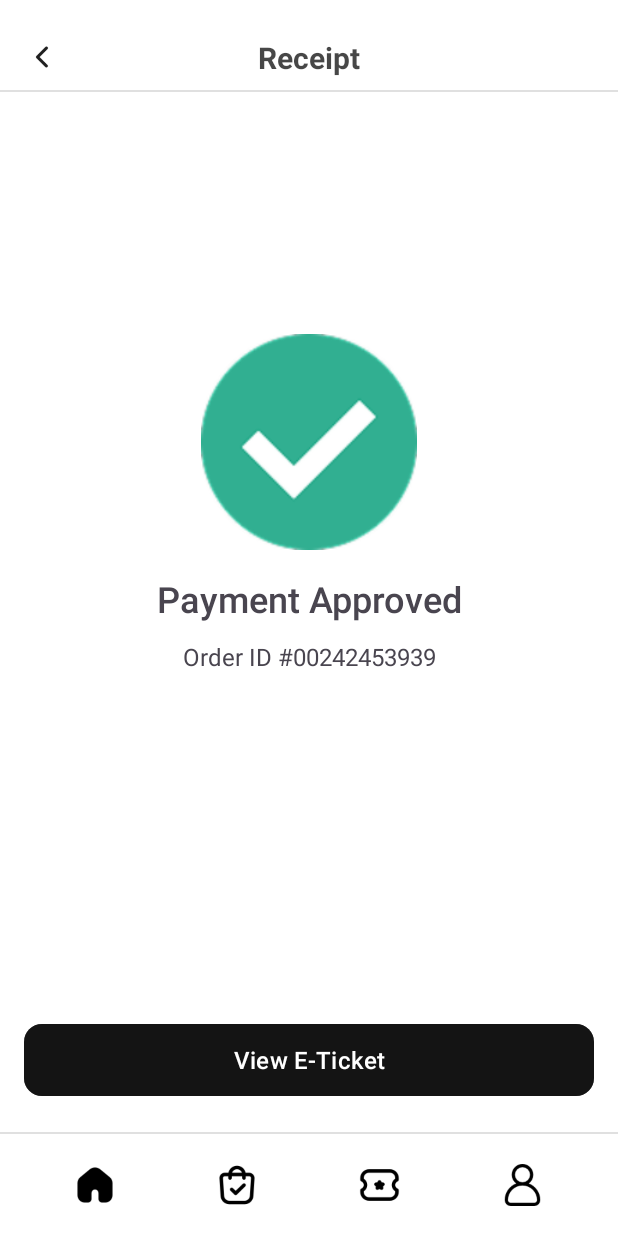
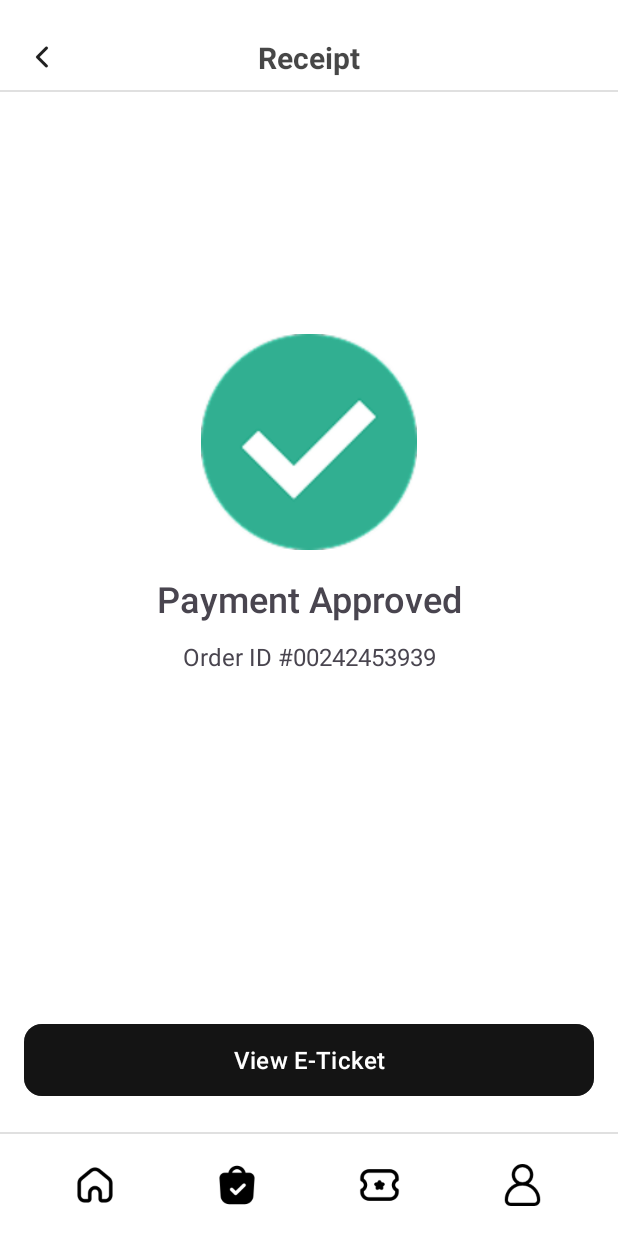
Before and after one commit to anupaprabhasara/railease-mad-project, an Android app: the PaymentApproved screen opened directly, with no data from a screen before it, on a phone screen of 412 x 824 dp. Run offline under Robolectric (Android 15) with nearby library versions, the phone set to English and light mode, and no system bars.

Commit message:
e ticket print

```diff
--- a/app/src/main/java/com/anupa/railease/PaymentApproved.kt
+++ b/app/src/main/java/com/anupa/railease/PaymentApproved.kt
@@ -1,6 +1,9 @@
 package com.anupa.railease
 
+import android.content.Intent
 import android.os.Bundle
+import android.widget.Button
+import android.widget.ImageView
 import androidx.activity.enableEdgeToEdge
 import androidx.appcompat.app.AppCompatActivity
 import androidx.core.view.ViewCompat
@@ -16,5 +19,35 @@ class PaymentApproved : AppCompatActivity() {
             v.setPadding(systemBars.left, systemBars.top, systemBars.right, systemBars.bottom)
             insets
         }
+
+        val ivBack = findViewById<ImageView>(R.id.ivBack)
+        ivBack.setOnClickListener {
+            startActivity(Intent(this, HomePage::class.java))
+        }
+
+        val homePage = findViewById<ImageView>(R.id.homePage)
+        homePage.setOnClickListener {
+            startActivity(Intent(this, HomePage::class.java))
+        }
+
+        val bookingPage = findViewById<ImageView>(R.id.bookingPage)
+        bookingPage.setOnClickListener {
+            startActivity(Intent(this, BookingPage::class.java))
+        }
+
+        val ticketsPage = findViewById<ImageView>(R.id.ticketsPage)
+        ticketsPage.setOnClickListener {
+            startActivity(Intent(this, MyETickets::class.java))
+        }
+
+        val profilePage = findViewById<ImageView>(R.id.profilePage)
+        profilePage.setOnClickListener {
+            startActivity(Intent(this, MyProfile::class.java))
+        }
+
+        val viewETicket = findViewById<Button>(R.id.viewETicket)
+        viewETicket.setOnClickListener {
+            startActivity(Intent(this, ETicketPrint::class.java))
+        }
     }
 }
--- a/app/src/main/res/layout/payment_approved.xml
+++ b/app/src/main/res/layout/payment_approved.xml
@@ -109,7 +109,7 @@
         app:layout_constraintTop_toBottomOf="@id/imageView3" />
 
     <Button
-        android:id="@+id/login"
+        android:id="@+id/viewETicket"
         android:layout_width="match_parent"
         android:layout_height="56dp"
         android:layout_marginStart="16dp"
@@ -150,24 +150,28 @@
         app:layout_constraintEnd_toEndOf="parent">
 
         <ImageView
+                android:id="@+id/homePage"
                 android:layout_width="0dp"
                 android:layout_height="28dp"
                 android:layout_weight="1"
-            app:srcCompat="@drawable/home_selected" />
+                app:srcCompat="@drawable/home_empty" />
 
         <ImageView
+                android:id="@+id/bookingPage"
                 android:layout_width="0dp"
                 android:layout_height="28dp"
                 android:layout_weight="1"
-            app:srcCompat="@drawable/cart_empty" />
+                app:srcCompat="@drawable/cart_selected" />
 
         <ImageView
+                android:id="@+id/ticketsPage"
                 android:layout_width="0dp"
                 android:layout_height="28dp"
                 android:layout_weight="1"
                 app:srcCompat="@drawable/tickets_empty" />
 
         <ImageView
+                android:id="@+id/profilePage"
                 android:layout_width="0dp"
                 android:layout_height="28dp"
                 android:layout_weight="1"
```
Also changed, not shown: app/src/main/java/com/anupa/railease/ETicketPrint.kt (+33 -0 lines), app/src/main/res/layout/eticket_print.xml (+9 -5 lines). Lines whose indentation alone changed are shown as unchanged.
